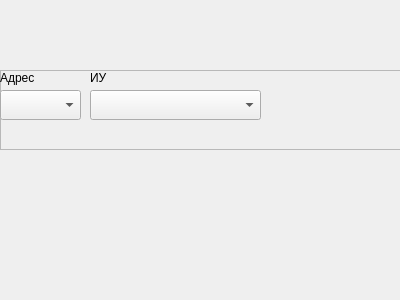
Old version of the form m_cfg/unitWidgets/widget_devline.ui in the repository xXRadioHeadXx/start7.
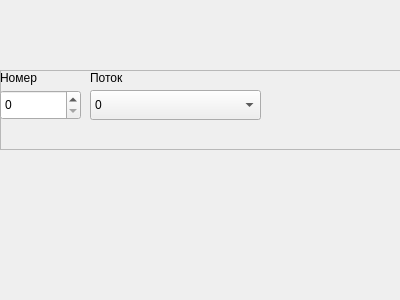
New version of the form.

What changed in the file:
```diff
--- a/m_cfg/unitWidgets/widget_devline.ui
+++ b/m_cfg/unitWidgets/widget_devline.ui
@@ -28,46 +28,7 @@
    <property name="frameShadow">
     <enum>QFrame::Raised</enum>
    </property>
-   <widget class="QLabel" name="label_103">
-    <property name="geometry">
-     <rect>
-      <x>90</x>
-      <y>0</y>
-      <width>71</width>
-      <height>16</height>
-     </rect>
-    </property>
-    <property name="text">
-     <string>ИУ</string>
-    </property>
-   </widget>
-   <widget class="QComboBox" name="Num1">
-    <property name="geometry">
-     <rect>
-      <x>0</x>
-      <y>20</y>
-      <width>81</width>
-      <height>30</height>
-     </rect>
-    </property>
-    <property name="sizeAdjustPolicy">
-     <enum>QComboBox::AdjustToMinimumContentsLengthWithIcon</enum>
-    </property>
-   </widget>
-   <widget class="QLabel" name="label_102">
-    <property name="geometry">
-     <rect>
-      <x>0</x>
-      <y>0</y>
-      <width>71</width>
-      <height>16</height>
-     </rect>
-    </property>
-    <property name="text">
-     <string>Адрес</string>
-    </property>
-   </widget>
-   <widget class="QComboBox" name="Num2">
+   <widget class="QComboBox" name="OutType">
     <property name="geometry">
      <rect>
       <x>90</x>
@@ -76,8 +37,81 @@
       <height>30</height>
      </rect>
     </property>
-    <property name="sizeAdjustPolicy">
-     <enum>QComboBox::AdjustToMinimumContentsLengthWithIcon</enum>
+    <item>
+     <property name="text">
+      <string>0</string>
+     </property>
+    </item>
+    <item>
+     <property name="text">
+      <string>1</string>
+     </property>
+    </item>
+   </widget>
+   <widget class="QDoubleSpinBox" name="Num1">
+    <property name="geometry">
+     <rect>
+      <x>0</x>
+      <y>20</y>
+      <width>81</width>
+      <height>30</height>
+     </rect>
+    </property>
+    <property name="decimals">
+     <number>0</number>
+    </property>
+    <property name="maximum">
+     <double>10000.000000000000000</double>
+    </property>
+   </widget>
+   <widget class="QLabel" name="label_63">
+    <property name="geometry">
+     <rect>
+      <x>0</x>
+      <y>0</y>
+      <width>71</width>
+      <height>16</height>
+     </rect>
+    </property>
+    <property name="sizePolicy">
+     <sizepolicy hsizetype="Fixed" vsizetype="Fixed">
+      <horstretch>0</horstretch>
+      <verstretch>0</verstretch>
+     </sizepolicy>
+    </property>
+    <property name="minimumSize">
+     <size>
+      <width>1</width>
+      <height>16</height>
+     </size>
+    </property>
+    <property name="text">
+     <string>Номер</string>
+    </property>
+   </widget>
+   <widget class="QLabel" name="label_64">
+    <property name="geometry">
+     <rect>
+      <x>90</x>
+      <y>0</y>
+      <width>71</width>
+      <height>16</height>
+     </rect>
+    </property>
+    <property name="sizePolicy">
+     <sizepolicy hsizetype="Fixed" vsizetype="Fixed">
+      <horstretch>0</horstretch>
+      <verstretch>0</verstretch>
+     </sizepolicy>
+    </property>
+    <property name="minimumSize">
+     <size>
+      <width>1</width>
+      <height>16</height>
+     </size>
+    </property>
+    <property name="text">
+     <string>Поток</string>
     </property>
    </widget>
   </widget>
```
